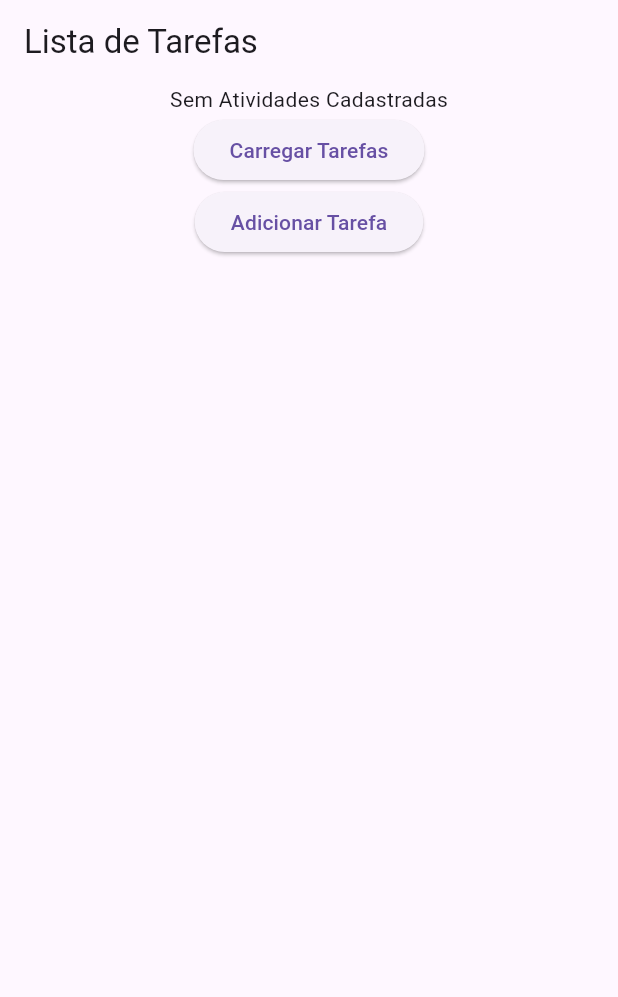
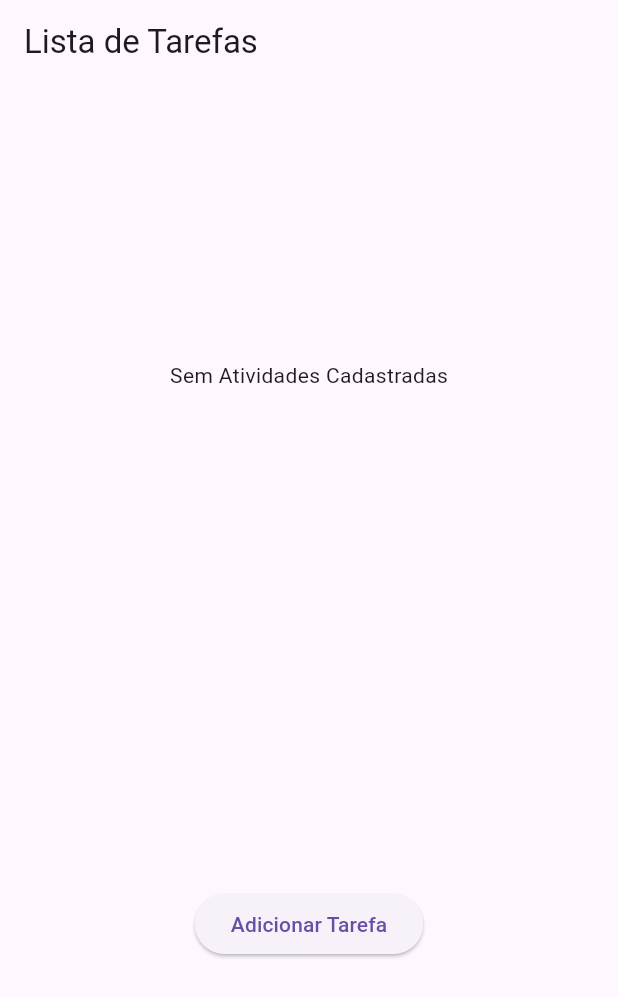
Before and after one commit to rfmeloneto/UnitinDispositiovosMoveis, a Flutter app: the screen it shows after launch, on a phone screen of 412 x 824 dp. Shown: the top 997 px of the screen. Run offline on Flutter 3.47's test engine with Material 3 defaults, Android fonts, the phone set to English and light mode, and no system bars; our stand-ins replace flutter_bloc.

Commit message:
update state

```diff
--- a/lib/data/activity_list.dart
+++ b/lib/data/activity_list.dart
@@ -3,11 +3,8 @@ import 'package:primeiro_app/domain/activity_entity.dart';
 class ActivityDb {
   List<ActivityEntity> activityList = [];
 
-  // List<ActivityEntity> get activityList => _activityList ?? [];
-
   void addActivityList(ActivityEntity value) {
     activityList.add(value);
-    print(activityList);
   }
 
   void removeActivityList(int index) {
--- a/lib/presenter/bloc/to_do_bloc.dart
+++ b/lib/presenter/bloc/to_do_bloc.dart
@@ -17,6 +17,9 @@ class ToDOBloc extends Bloc<ToDoEvent, ToDoState> {
       useCase.removeActivity(event.index);
       emit(LoadedToDoState(_getList(useCase)));
     });
+    on<GetActivitiesEvent>((event, emit) {
+      emit(LoadedToDoState(_getList(useCase)));
+    });
   }
 }
 
--- a/lib/presenter/bloc/to_do_evets.dart
+++ b/lib/presenter/bloc/to_do_evets.dart
@@ -3,10 +3,13 @@ import 'package:primeiro_app/domain/activity_entity.dart';
 abstract class ToDoEvent {}
 
 class AddActivityEvent extends ToDoEvent {
-    final ActivityEntity activity;
-    AddActivityEvent({required this.activity});
+  final ActivityEntity activity;
+  AddActivityEvent({required this.activity});
 }
+
 class RemoveActivityEvent extends ToDoEvent {
-    final int index;
-    RemoveActivityEvent({required this.index});
+  final int index;
+  RemoveActivityEvent({required this.index});
 }
+
+class GetActivitiesEvent extends ToDoEvent {}
--- a/lib/presenter/bloc/to_do_states.dart
+++ b/lib/presenter/bloc/to_do_states.dart
@@ -4,7 +4,7 @@ abstract class ToDoState {}
 
 class InitialToDoState extends ToDoState {
   final List<ActivityEntity> activities;
-  final String message = "Sem Atividades Cadastradas";
+
   InitialToDoState(this.activities);
 }
 
@@ -12,6 +12,7 @@ class LoadingToDoState extends ToDoState {}
 
 class LoadedToDoState extends ToDoState {
   final List<ActivityEntity> activities;
+  final String message = "Sem Atividades Cadastradas";
   LoadedToDoState(this.activities);
 }
 
--- a/lib/presenter/to_do_page.dart
+++ b/lib/presenter/to_do_page.dart
@@ -1,7 +1,9 @@
 import 'package:flutter/material.dart';
+import 'package:flutter/widgets.dart';
 import 'package:flutter_bloc/flutter_bloc.dart';
 import 'package:primeiro_app/domain/activity_entity.dart';
 import 'package:primeiro_app/presenter/bloc/to_do_bloc_store.dart';
+import 'package:primeiro_app/presenter/bloc/to_do_evets.dart';
 import 'package:primeiro_app/presenter/bloc/to_do_states.dart';
 import 'package:primeiro_app/usecase/activite_usecase_imp.dart';
 
@@ -20,7 +22,7 @@ class _ToDoPageState extends State<ToDoPage> {
   @override
   void initState() {
     super.initState();
-    widget.store.activityUseCase.getActivities();
+    widget.store.add(GetActivitiesEvent());
   }
 
   @override
@@ -30,22 +32,16 @@ class _ToDoPageState extends State<ToDoPage> {
         title: const Text('Lista de Tarefas'),
       ),
       body: Center(
+        child: SizedBox(
+          height: 400,
           child: Column(
+            mainAxisAlignment: MainAxisAlignment.center,
+            mainAxisSize: MainAxisSize.min,
             children: [
-            BlocBuilder(
+              Expanded(
+                child: BlocBuilder(
                   bloc: widget.store,
                   builder: (context, state) {
-                if (state is InitialToDoState) {
-                  if (state.activities.isEmpty) {
-                    return Text(state.message);
-                  }
-                  return ListView.builder(
-                    itemCount: state.activities.length,
-                    itemBuilder: (context, index) {
-                      return Text(state.activities[index].title);
-                    },
-                  );
-                }
                     if (state is LoadingToDoState) {
                       return const CircularProgressIndicator();
                     }
@@ -53,6 +49,9 @@ class _ToDoPageState extends State<ToDoPage> {
                       return Text(state.message);
                     }
                     if (state is LoadedToDoState) {
+                      if (state.activities.isEmpty) {
+                        return Text(state.message);
+                      }
                       return ListView.builder(
                         itemCount: state.activities.length,
                         itemBuilder: (context, index) {
@@ -64,11 +63,7 @@ class _ToDoPageState extends State<ToDoPage> {
                     }
                   },
                 ),
-            ElevatedButton(
-                onPressed: () {
-                  widget.store.activityUseCase.getActivities();
-                },
-                child: const Text('Carregar Tarefas')),
+              ),
               ElevatedButton(
                 child: const Text('Adicionar Tarefa'),
                 onPressed: () {
@@ -98,21 +93,21 @@ class _ToDoPageState extends State<ToDoPage> {
                           TextButton(
                             child: const Text('Salvar'),
                             onPressed: () {
-                            widget.store.activityUseCase.addActivity(
-                              ActivityEntity(
+                              widget.store.add(AddActivityEvent(
+                                  activity: ActivityEntity(
                                       title: titleController.text,
-                                description: descriptionController.text,
-                              ),
-                            );
+                                      description:
+                                          descriptionController.text)));
                               titleController.clear();
                               descriptionController.clear();
-
+                              widget.store.add(GetActivitiesEvent());
                               Navigator.pop(context);
                             },
                           ),
                           TextButton(
                             child: const Text('Fechar'),
                             onPressed: () {
+                              widget.store.add(GetActivitiesEvent());
                               Navigator.pop(context);
                             },
                           ),
@@ -125,6 +120,7 @@ class _ToDoPageState extends State<ToDoPage> {
             ],
           ),
         ),
+      ),
     );
   }
 }
```
Lines whose indentation alone changed are shown as unchanged.
